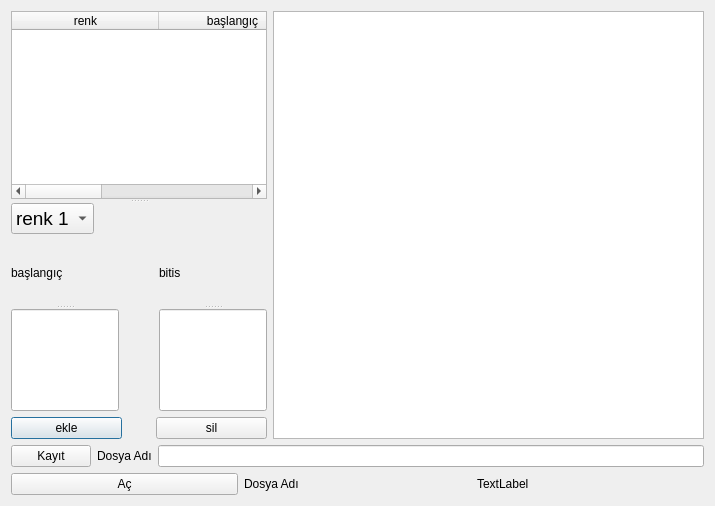
The window that vpRecete.ui (mbasaran77/my_pro001) describes before a commit, drawn with Qt 5.
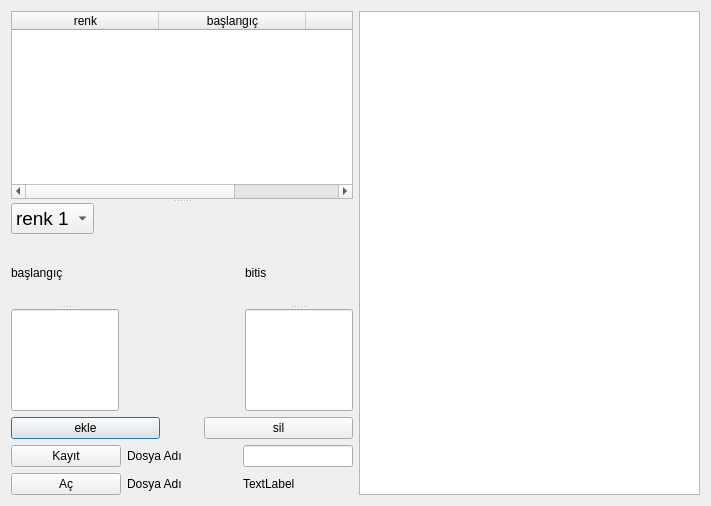
The same window after the commit.

Commit message: serial pan_plc.py eklendi

```diff
--- a/vpRecete.ui
+++ b/vpRecete.ui
@@ -6,7 +6,7 @@
    <rect>
     <x>0</x>
     <y>0</y>
-    <width>715</width>
+    <width>711</width>
     <height>506</height>
    </rect>
   </property>
@@ -15,15 +15,8 @@
   </property>
   <layout class="QGridLayout" name="gridLayout">
    <item row="0" column="0">
-    <layout class="QVBoxLayout" name="verticalLayout_2">
+    <layout class="QHBoxLayout" name="horizontalLayout_5">
      <item>
-      <layout class="QHBoxLayout" name="horizontalLayout">
-       <item>
-        <widget class="QSplitter" name="splitter_4">
-         <property name="orientation">
-          <enum>Qt::Vertical</enum>
-         </property>
-         <widget class="QWidget" name="">
           <layout class="QVBoxLayout" name="verticalLayout">
            <item>
             <widget class="QSplitter" name="splitter_3">
@@ -194,7 +187,7 @@
             </layout>
            </item>
            <item>
-            <layout class="QHBoxLayout" name="horizontalLayout_2">
+        <layout class="QHBoxLayout" name="horizontalLayout">
              <item>
               <widget class="QPushButton" name="btnEkle">
                <property name="sizePolicy">
@@ -218,7 +211,7 @@
                </property>
                <property name="sizeHint" stdset="0">
                 <size>
-                 <width>28</width>
+             <width>38</width>
                  <height>20</height>
                 </size>
                </property>
@@ -239,19 +232,16 @@
              </item>
             </layout>
            </item>
-          </layout>
-         </widget>
-        </widget>
-       </item>
        <item>
-        <widget class="QListWidget" name="list1"/>
-       </item>
-      </layout>
-     </item>
-     <item>
-      <layout class="QHBoxLayout" name="horizontalLayout_5">
+        <layout class="QHBoxLayout" name="horizontalLayout_2">
        <item>
         <widget class="QPushButton" name="btnKayit">
+           <property name="sizePolicy">
+            <sizepolicy hsizetype="Preferred" vsizetype="Preferred">
+             <horstretch>0</horstretch>
+             <verstretch>0</verstretch>
+            </sizepolicy>
+           </property>
          <property name="text">
           <string>Kayıt</string>
          </property>
@@ -265,7 +255,14 @@
         </widget>
        </item>
        <item>
-        <widget class="QLineEdit" name="lineEdit_3"/>
+          <widget class="QLineEdit" name="lineEdit_3">
+           <property name="sizePolicy">
+            <sizepolicy hsizetype="Preferred" vsizetype="Preferred">
+             <horstretch>0</horstretch>
+             <verstretch>0</verstretch>
+            </sizepolicy>
+           </property>
+          </widget>
        </item>
       </layout>
      </item>
@@ -293,6 +290,11 @@
         </widget>
        </item>
       </layout>
+       </item>
+      </layout>
+     </item>
+     <item>
+      <widget class="QListWidget" name="list1"/>
      </item>
     </layout>
    </item>
```
Lines whose indentation alone changed are shown as unchanged. The commit also changes 1 other file.
